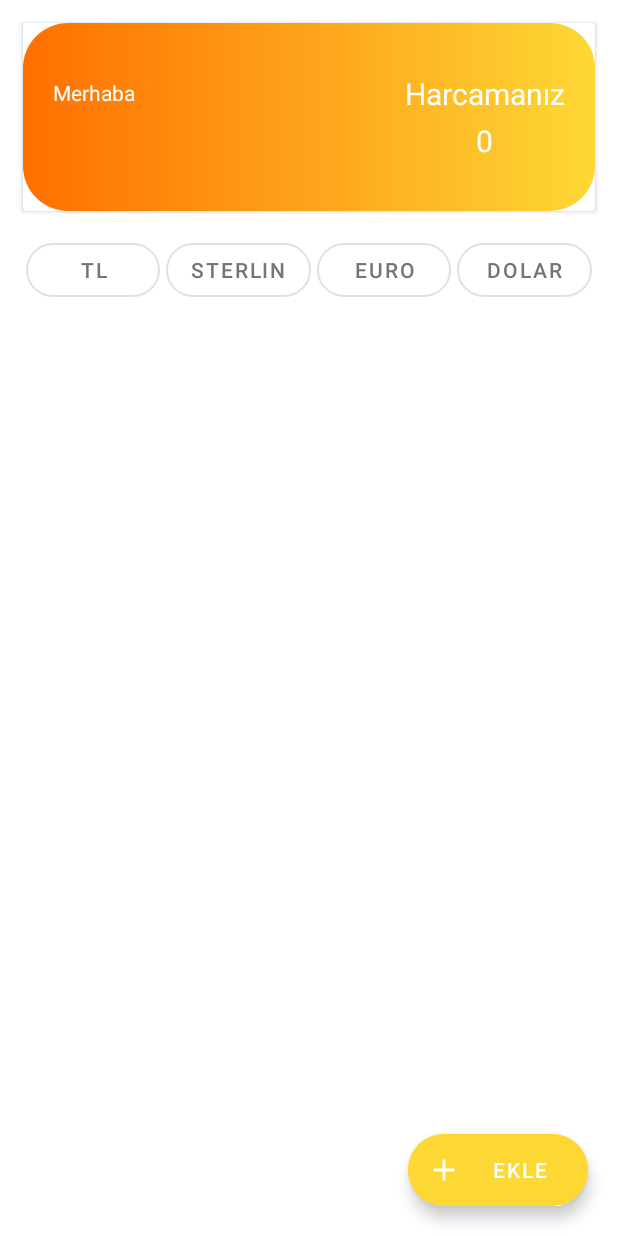
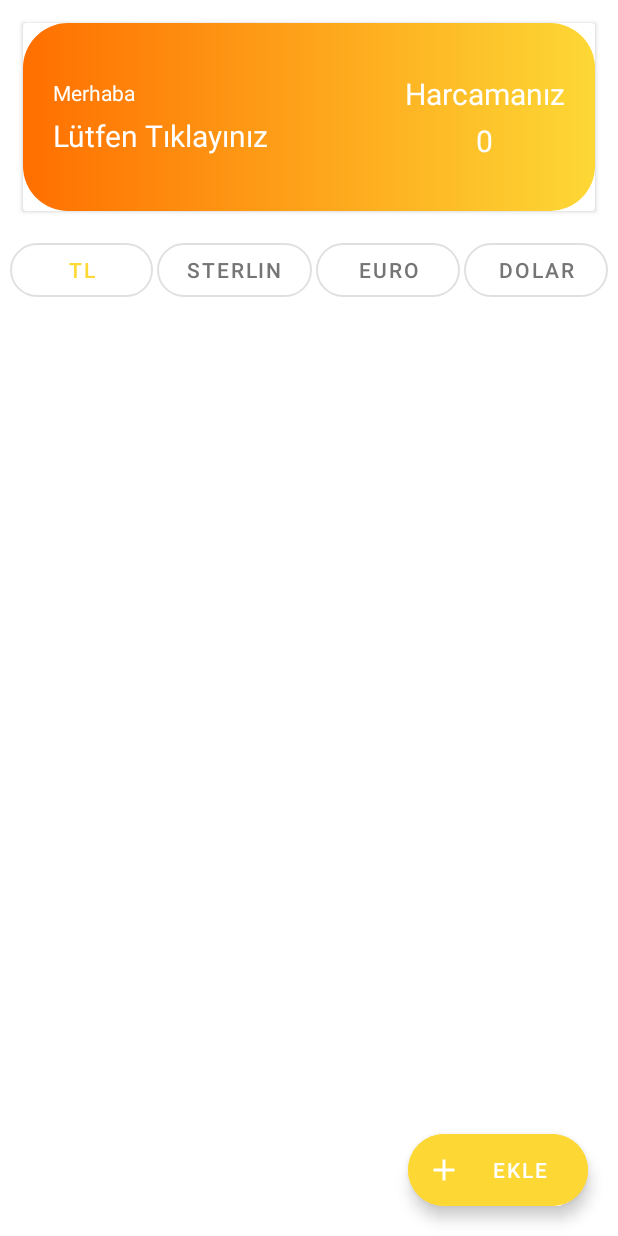
Before and after one commit to atknklca/ExpenseTracker, an Android app: the HomePageFragment screen opened through its navigation route, on a phone screen of 412 x 824 dp. Run offline under Robolectric (Android 15) with nearby library versions, the phone set to English and light mode, and no system bars; 1 statement that could not run was skipped.

Commit message:
For Backup

```diff
--- a/app/src/main/java/com/example/expensetracker/ui/fragment/HomePageFragment.kt
+++ b/app/src/main/java/com/example/expensetracker/ui/fragment/HomePageFragment.kt
@@ -3,14 +3,14 @@ package com.example.expensetracker.ui.fragment
 import android.content.Context
 import android.content.SharedPreferences
 import android.os.Bundle
-import android.view.ContextMenu
 import androidx.fragment.app.Fragment
 import android.view.LayoutInflater
 import android.view.View
 import android.view.ViewGroup
+import android.widget.Button
+import androidx.core.content.ContextCompat
 import androidx.navigation.fragment.findNavController
 import com.example.expensetracker.R
-import com.example.expensetracker.databinding.FragmentFirstScreenBinding
 import com.example.expensetracker.databinding.FragmentHomePageBinding
 
 class HomePageFragment : Fragment() {
@@ -33,9 +33,79 @@ class HomePageFragment : Fragment() {
 
         sharedPref = requireActivity().getSharedPreferences("Name", Context.MODE_PRIVATE)
 
-    binding.layoutMerhaba.setOnClickListener{
+        checkedName(sharedPref)
+        checkedMoneyType(sharedPref)
+
+        binding.layoutMerhaba.setOnClickListener{
         findNavController().navigate(R.id.action_homePageFragment_to_changeNameFragment2)
+        }
+
+        binding.buttonEkle.setOnClickListener {
+            findNavController().navigate(R.id.action_homePageFragment_to_addExpenseFragment)
+        }
+
+        binding.buttonTl.setOnClickListener{
+            changeColor(it as Button)
+            changeLastClicked(sharedPref,1)
+        }
+
+        binding.buttonSterlin.setOnClickListener{
+            changeColor(it as Button)
+            changeLastClicked(sharedPref,2)
+        }
+
+        binding.buttonEuro.setOnClickListener{
+            changeColor(it as Button)
+            changeLastClicked(sharedPref,3)
+        }
+
+        binding.buttonDolar.setOnClickListener{
+            changeColor(it as Button)
+            changeLastClicked(sharedPref,4)
+        }
     }
+
+    private fun checkedMoneyType(sharedPref: SharedPreferences) {
+
+        val lastMoneyType = sharedPref.getInt("lastMoneyType",1)
+
+        when(lastMoneyType){
+            1 -> binding.buttonTl.setTextColor(ContextCompat.getColor(requireContext(),R.color.primaryColor))
+            2 -> binding.buttonSterlin.setTextColor(ContextCompat.getColor(requireContext(),R.color.primaryColor))
+            3 -> binding.buttonEuro.setTextColor(ContextCompat.getColor(requireContext(),R.color.primaryColor))
+            4 -> binding.buttonDolar.setTextColor(ContextCompat.getColor(requireContext(),R.color.primaryColor))
+            else -> binding.buttonTl.setTextColor(ContextCompat.getColor(requireContext(),R.color.primaryColor))
+        }
+
+    }
+
+    private fun changeLastClicked(sharedPref: SharedPreferences,moneyType: Int) {
+
+        val editor = sharedPref.edit()
+        editor.putInt("lastMoneyType", moneyType)
+        editor.apply()
+
+    }
+
+    private fun changeColor(button: Button) {
+        binding.buttonTl.setTextColor(ContextCompat.getColor(requireContext(),R.color.dark_grey))
+        binding.buttonDolar.setTextColor(ContextCompat.getColor(requireContext(),R.color.dark_grey))
+        binding.buttonEuro.setTextColor(ContextCompat.getColor(requireContext(),R.color.dark_grey))
+        binding.buttonSterlin.setTextColor(ContextCompat.getColor(requireContext(),R.color.dark_grey))
+        button.setTextColor(ContextCompat.getColor(requireContext(),R.color.primaryColor))
+    }
+
+    private fun checkedName(sharedPref: SharedPreferences?) {
+
+        val name = sharedPref?.getString("name","Lütfen Tıklayınız")
+
+        when(sharedPref?.getInt("gender", 3)){
+            1 -> binding.textViewKullaniciIsmi.text = "$name Bey"
+            2 -> binding.textViewKullaniciIsmi.text = "$name Hanım"
+            3 -> binding.textViewKullaniciIsmi.text = "$name"
+
+        }
+
     }
 
 
--- a/app/src/main/res/layout/fragment_change_name.xml
+++ b/app/src/main/res/layout/fragment_change_name.xml
@@ -82,7 +82,7 @@
         app:layout_constraintTop_toBottomOf="@id/radioGroup"
         android:layout_margin="50dp"
         android:gravity="center"
-        android:text="@string/ekle"
+        android:text="@string/kaydet"
         android:textColor="@color/secondaryTextColor"
         android:backgroundTint="@color/primaryColor"
         />
--- a/app/src/main/res/layout/fragment_home_page.xml
+++ b/app/src/main/res/layout/fragment_home_page.xml
@@ -87,7 +87,8 @@
         android:layout_width="match_parent"
         android:layout_height="wrap_content"
         android:orientation="horizontal"
-        android:layout_margin="15dp"
+        android:layout_marginTop="15dp"
+        android:layout_marginHorizontal="5dp"
         android:gravity="center"
         app:layout_constraintTop_toBottomOf="@id/cardView"
         app:layout_constraintStart_toStartOf="parent"
@@ -102,7 +103,7 @@
             app:cornerRadius="20dp"
             android:textColor="@color/grey"
             android:layout_weight="1"
-            android:layout_marginHorizontal="2dp"
+            android:layout_marginHorizontal="1dp"
             />
 
         <com.google.android.material.button.MaterialButton
@@ -114,7 +115,7 @@
             app:cornerRadius="20dp"
             android:textColor="@color/grey"
             android:layout_weight="1"
-            android:layout_marginHorizontal="2dp"
+            android:layout_marginHorizontal="1dp"
             />
 
         <com.google.android.material.button.MaterialButton
@@ -126,7 +127,7 @@
             app:cornerRadius="20dp"
             android:textColor="@color/grey"
             android:layout_weight="1"
-            android:layout_marginHorizontal="2dp"
+            android:layout_marginHorizontal="1dp"
             />
 
         <com.google.android.material.button.MaterialButton
@@ -138,7 +139,7 @@
             app:cornerRadius="20dp"
             android:textColor="@color/grey"
             android:layout_weight="1"
-            android:layout_marginHorizontal="2dp"
+            android:layout_marginHorizontal="1dp"
             />
     </LinearLayout>
 
--- a/app/src/main/res/navigation/nav_graph.xml
+++ b/app/src/main/res/navigation/nav_graph.xml
@@ -40,6 +40,9 @@
         <action
             android:id="@+id/action_homePageFragment_to_changeNameFragment2"
             app:destination="@id/changeNameFragment2" />
+        <action
+            android:id="@+id/action_homePageFragment_to_addExpenseFragment"
+            app:destination="@id/addExpenseFragment" />
     </fragment>
     <fragment
         android:id="@+id/changeNameFragment2"
@@ -50,4 +53,9 @@
             android:id="@+id/action_changeNameFragment2_to_homePageFragment"
             app:destination="@id/homePageFragment" />
     </fragment>
+    <fragment
+        android:id="@+id/addExpenseFragment"
+        android:name="com.example.expensetracker.ui.fragment.AddExpenseFragment"
+        android:label="fragment_add_expense"
+        tools:layout="@layout/fragment_add_expense" />
 </navigation>
--- a/app/src/main/res/values/strings.xml
+++ b/app/src/main/res/values/strings.xml
@@ -21,4 +21,5 @@
     <string name="belirtmek_istemiyorum">Belirtmek İstemiyorum</string>
     <string name="kadin">Kadın</string>
     <string name="erkek">Erkek</string>
+    <string name="kaydet">Kaydet</string>
 </resources>
```
Also changed, not shown: app/build.gradle (+11 -0 lines), app/src/main/java/com/example/expensetracker/api/CurrencyApi.kt (added, +10 -0 lines), app/src/main/java/com/example/expensetracker/model/post.kt (added, +10 -0 lines), app/src/main/java/com/example/expensetracker/ui/fragment/ChangeNameFragment.kt (+4 -3 lines), app/src/main/java/com/example/expensetracker/util/Constants.kt (added, +9 -0 lines).
